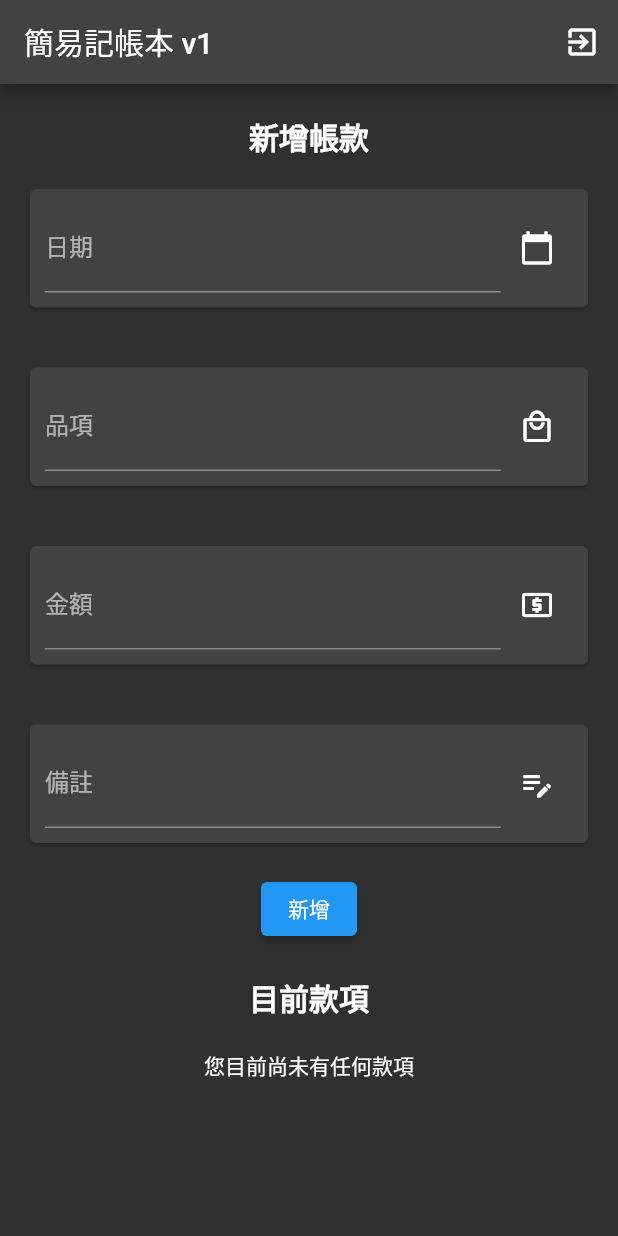
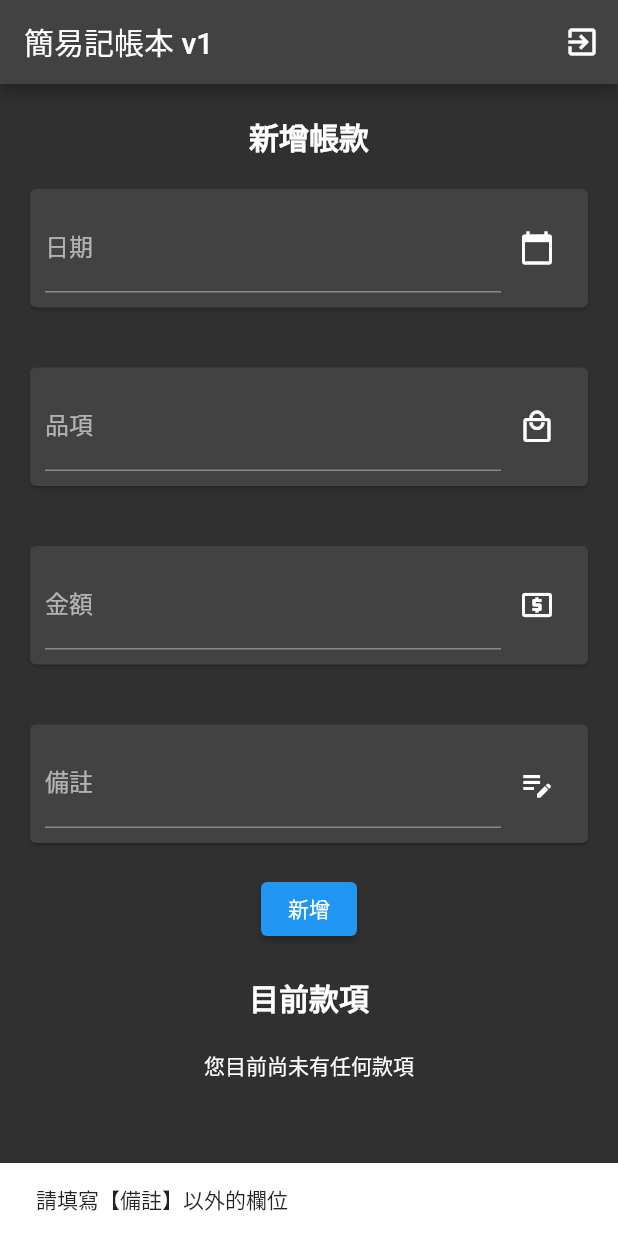
Before and after one commit to kakukapple/APP_final_project, a Flutter app: the screen it shows once a user with an empty profile is signed in, after a tap on "新增", on a phone screen of 412 x 824 dp. Run offline on Flutter 3.47's test engine with Material 2 defaults, Android fonts, the phone set to English and light mode, and no system bars; drawn by our look-alikes of date_time_picker; our stand-ins replace cloud_firestore, firebase_auth, firebase_core; accounts and stored records are empty.

Commit message:
fix: 備註以外的欄位沒填就跳出提示訊息

```diff
--- a/lib/main.dart
+++ b/lib/main.dart
@@ -456,7 +456,7 @@ class _HomeState extends State<Home> {
             ),
             ElevatedButton(
               onPressed: () {
-                if (itemController1.text.isNotEmpty) {
+                if (itemController1.text.isNotEmpty && itemController2.text.isNotEmpty && itemController3.text.isNotEmpty) {
                   setState(() {
                     //按下加號按鈕後跳到addItem
                     Database(firestore: widget.firestore).addItem(
@@ -471,6 +471,15 @@ class _HomeState extends State<Home> {
                     itemController3.clear();
                     itemController4.clear();
                   });
+                }
+                else {
+                    // 除了備註以外的欄位沒填就跳出訊息
+                  ScaffoldMessenger.of(context).showSnackBar(
+                    SnackBar(
+                      content: Text('請填寫【備註】以外的欄位'),
+                      duration: Duration(seconds: 1),
+                    ),
+                  );
                 }
               },
               child: Text('新增'),
```
